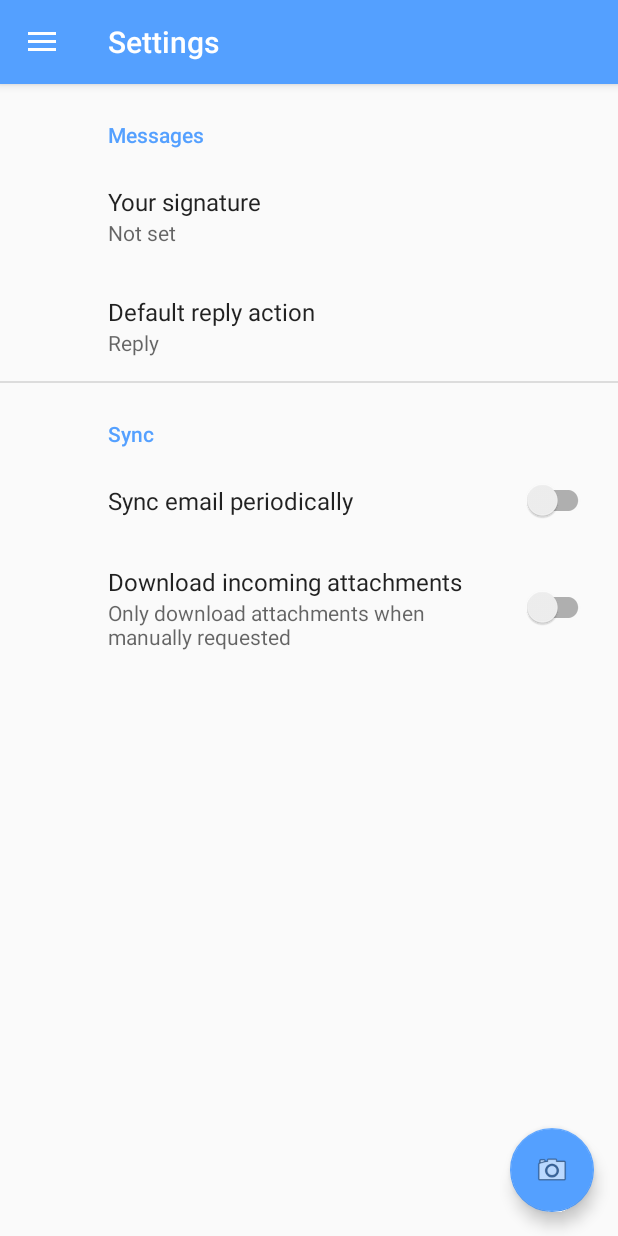
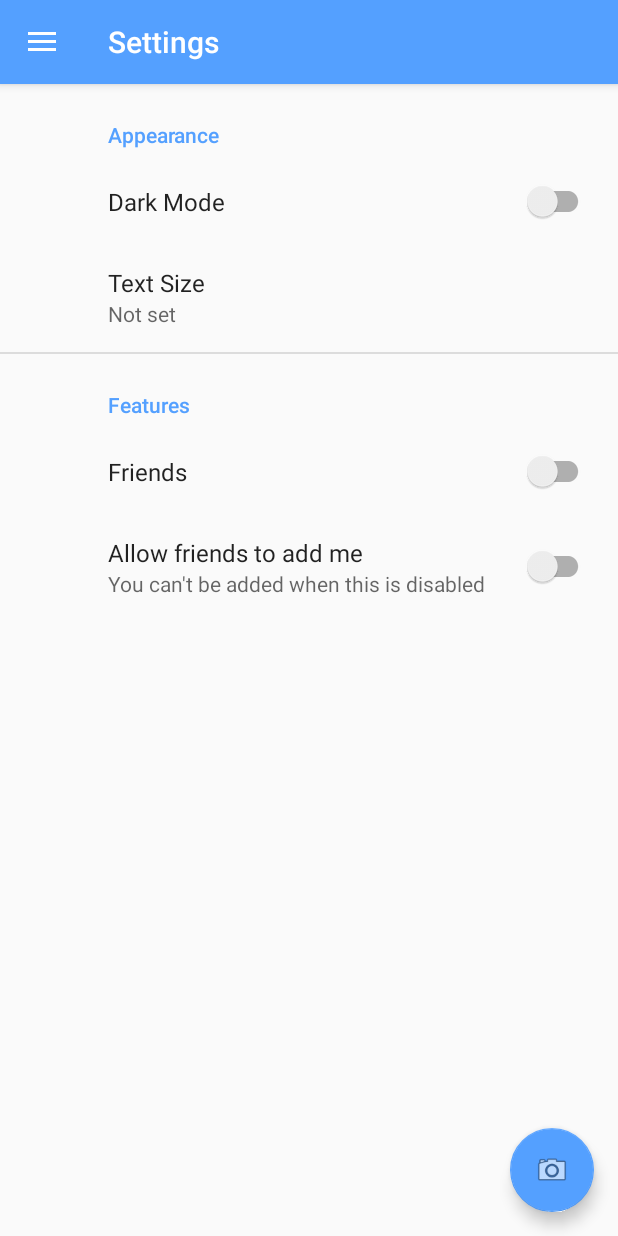
Before and after one commit to MaxMcl1/mobilehci2019, an Android app: the HomeActivity screen opened directly, with no data from a screen before it, in the side drawer, after a tap on "Settings", on a phone screen of 412 x 824 dp. Run offline under Robolectric (Android 15) with nearby library versions, the phone set to English and light mode, and no system bars; our stand-ins replace androidx.preference, navigation-ui.

Commit message:
amended settings page

```diff
--- a/CampusTour/app/src/main/res/values/arrays.xml
+++ b/CampusTour/app/src/main/res/values/arrays.xml
@@ -1,12 +1,18 @@
 <resources>
     <!-- Reply Preference -->
     <string-array name="reply_entries">
-        <item>Reply</item>
-        <item>Reply to all</item>
+        <item>10</item>
+        <item>12</item>
+        <item>14</item>
+        <item>16</item>
+        <item>18</item>
     </string-array>
 
     <string-array name="reply_values">
-        <item>reply</item>
-        <item>reply_all</item>
+        <item>10</item>
+        <item>12</item>
+        <item>14</item>
+        <item>16</item>
+        <item>18</item>
     </string-array>
 </resources>
--- a/CampusTour/app/src/main/res/values/strings.xml
+++ b/CampusTour/app/src/main/res/values/strings.xml
@@ -1,14 +1,14 @@
 <resources>
-    <string name="app_name">Campus Tour</string>
+    <string name="app_name">QR Tou-R</string>
     <string name="title_activity_map">Map</string>
-    <string name="title_activity_home">Campus Tour</string>
+    <string name="title_activity_home">QR Tou-R</string>
     <string name="navigation_drawer_open">Open navigation drawer</string>
     <string name="navigation_drawer_close">Close navigation drawer</string>
     <string name="nav_header_title">Campus Tour</string>
     <string name="nav_header_subtitle">Tours around the University of Glasgow</string>
     <string name="nav_header_desc">Navigation header</string>
 
-    <string name="menu_home">Tour</string>
+    <string name="menu_home">QR Tou-R</string>
     <string name="menu_my">My Buildings</string>
     <string name="menu_all">All Buildings</string>
     <string name="menu_friends">Friends</string>
@@ -16,19 +16,20 @@
     <string name="title_activity_settings">Settings</string>
 
     <!-- Preference Titles -->
-    <string name="messages_header">Messages</string>
-    <string name="sync_header">Sync</string>
+    <string name="messages_header">Appearance</string>
+    <string name="sync_header">Features</string>
 
     <!-- Messages Preferences -->
-    <string name="signature_title">Your signature</string>
-    <string name="reply_title">Default reply action</string>
+    <string name="signature_title">Dark Mode</string>
+    <string name="reply_title">Text Size</string>
 
     <!-- Sync Preferences -->
-    <string name="sync_title">Sync email periodically</string>
-    <string name="attachment_title">Download incoming attachments</string>
+    <string name="sync_title">Friends</string>
+    <string name="attachment_title">Allow friends to add me</string>
     <string name="attachment_summary_on">Automatically download attachments for incoming emails
     </string>
-    <string name="attachment_summary_off">Only download attachments when manually requested</string>
+    <string name="attachment_summary_off">You can\'t be added when this is disabled</string>
+
     <string name="title_activity_login">Sign in</string>
     <string name="prompt_email">Email</string>
     <string name="prompt_password">Password</string>
--- a/CampusTour/app/src/main/res/xml/root_preferences.xml
+++ b/CampusTour/app/src/main/res/xml/root_preferences.xml
@@ -18,10 +18,9 @@
 
     <PreferenceCategory app:title="@string/messages_header">
 
-        <EditTextPreference
+        <SwitchPreferenceCompat
             app:key="signature"
-            app:title="@string/signature_title"
-            app:useSimpleSummaryProvider="true" />
+            app:title="@string/signature_title" />
 
         <ListPreference
             app:defaultValue="reply"
```
Also changed, not shown: CampusTour/app/src/main/AndroidManifest.xml (+8 -8 lines).
